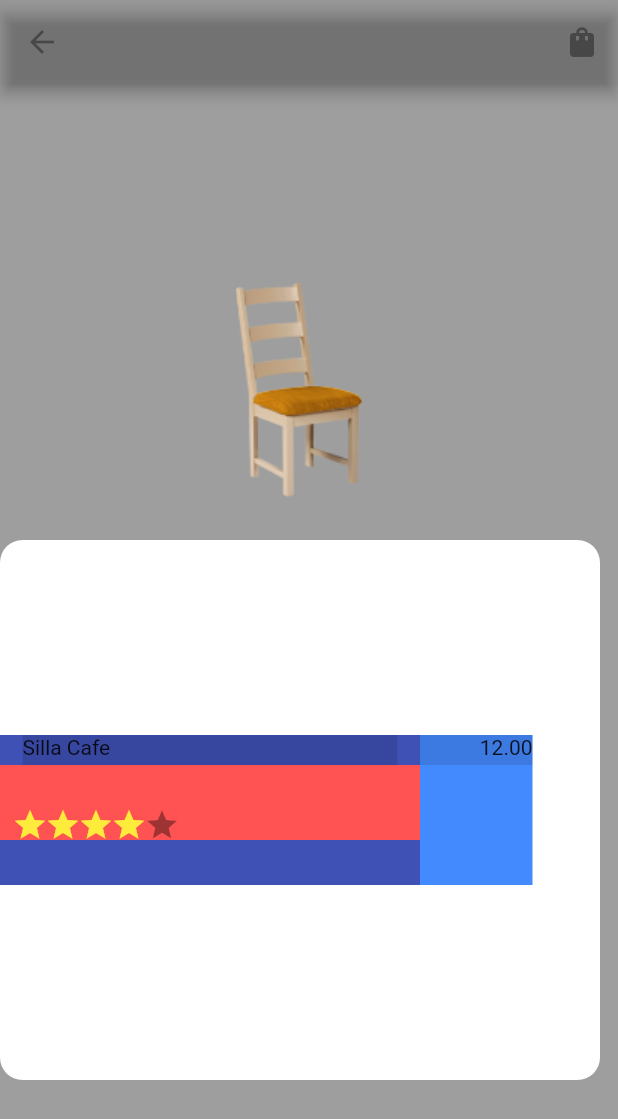
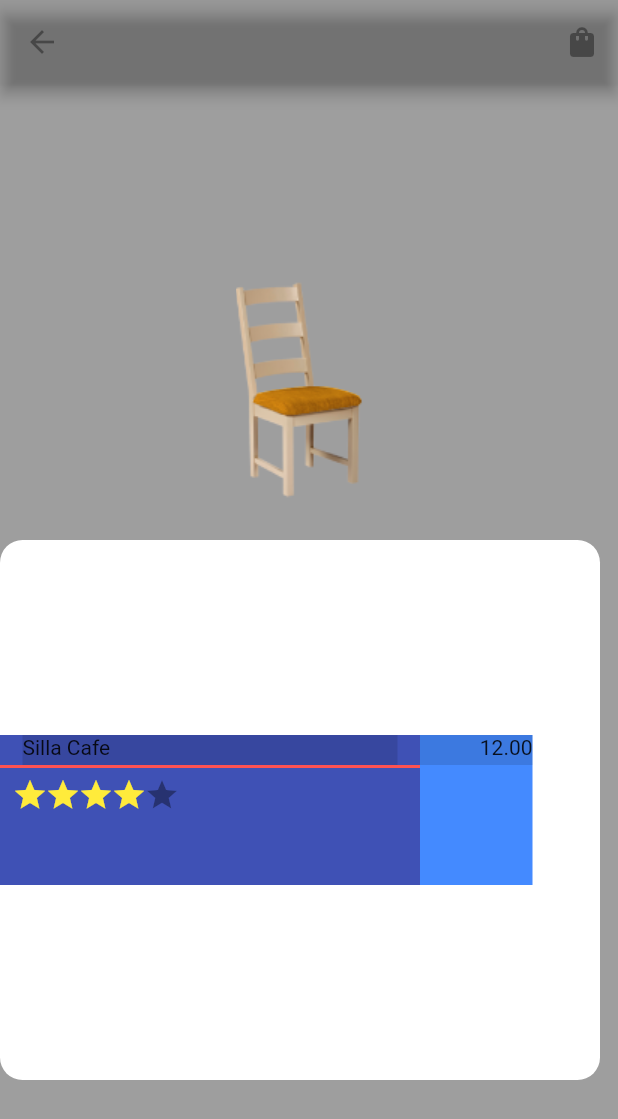
Before and after one commit to AngelPhp122/parcial2_electiva_3, a Flutter app: the paginaSeleccion screen opened directly, on a phone screen of 412 x 824 dp. Shown: the top 1119 px of the screen. Run offline on Flutter 3.47's test engine with Material 2 defaults, Android fonts, the phone set to English and light mode, and no system bars; our stand-ins replace carousel_slider, page_transition.

```diff
--- a/lib/paginas/paginaSeleccion.dart
+++ b/lib/paginas/paginaSeleccion.dart
@@ -29,7 +29,9 @@ class _paginaSeleccionState extends State<paginaSeleccion> {
 Widget bodyPaginaSelecion(){
 
   return Column(
-    mainAxisAlignment: MainAxisAlignment.center,children: <Widget>[
+    mainAxisAlignment: MainAxisAlignment.center,
+    mainAxisSize: MainAxisSize.max,
+    children: <Widget>[
       Column(
         children: [Container(
           width: 200,
@@ -73,8 +75,8 @@ Widget bodyPaginaSelecion(){
                    icon: Icon(Icons.star,),
                    alignment: Alignment.topLeft,),height: 10, width: 22, ),],),
                    color: Colors.redAccent,
-                    height: 50,
-                     width: 500,),],),],),),Column(),
+                    height: 2,
+                     width: 500,),],),],),),
               Row(
             children: [Container(
               color: Colors.blueAccent,
@@ -92,9 +94,4 @@ Widget bodyPaginaSelecion(){
 
 }
 
-Widget strellasTop(){
-
-  return Container(height: 1,child: IconButton(onPressed: null, icon: Icon(Icons.star_rounded),));
 }
-
-}
```
